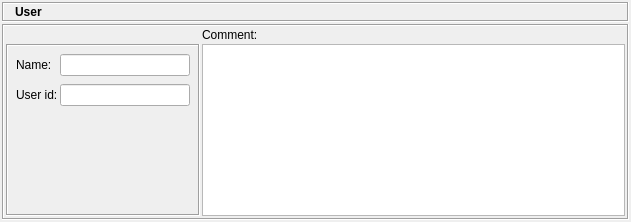
The window that src/gui/userdialog_q.ui (fwbuilder/fwbuilder) describes before a commit, drawn with Qt 5.
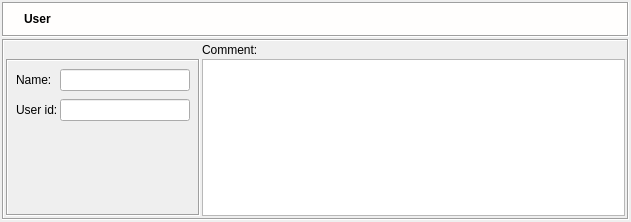
The same window after the commit. Icons and pictures are not drawn.

```diff
--- a/src/gui/userdialog_q.ui
+++ b/src/gui/userdialog_q.ui
@@ -68,9 +68,76 @@
        <property name="minimumSize" >
         <size>
          <width>16</width>
-         <height>20</height>
+         <height>35</height>
         </size>
        </property>
+       <property name="palette" >
+        <palette>
+         <active>
+          <colorrole role="Base" >
+           <brush brushstyle="SolidPattern" >
+            <color alpha="255" >
+             <red>255</red>
+             <green>255</green>
+             <blue>255</blue>
+            </color>
+           </brush>
+          </colorrole>
+          <colorrole role="Window" >
+           <brush brushstyle="SolidPattern" >
+            <color alpha="255" >
+             <red>255</red>
+             <green>254</green>
+             <blue>253</blue>
+            </color>
+           </brush>
+          </colorrole>
+         </active>
+         <inactive>
+          <colorrole role="Base" >
+           <brush brushstyle="SolidPattern" >
+            <color alpha="255" >
+             <red>255</red>
+             <green>255</green>
+             <blue>255</blue>
+            </color>
+           </brush>
+          </colorrole>
+          <colorrole role="Window" >
+           <brush brushstyle="SolidPattern" >
+            <color alpha="255" >
+             <red>255</red>
+             <green>254</green>
+             <blue>253</blue>
+            </color>
+           </brush>
+          </colorrole>
+         </inactive>
+         <disabled>
+          <colorrole role="Base" >
+           <brush brushstyle="SolidPattern" >
+            <color alpha="255" >
+             <red>255</red>
+             <green>254</green>
+             <blue>253</blue>
+            </color>
+           </brush>
+          </colorrole>
+          <colorrole role="Window" >
+           <brush brushstyle="SolidPattern" >
+            <color alpha="255" >
+             <red>255</red>
+             <green>254</green>
+             <blue>253</blue>
+            </color>
+           </brush>
+          </colorrole>
+         </disabled>
+        </palette>
+       </property>
+       <property name="autoFillBackground" >
+        <bool>true</bool>
+       </property>
        <property name="frameShape" >
         <enum>QFrame::Box</enum>
        </property>
@@ -96,7 +163,7 @@
         <property name="verticalSpacing" >
          <number>2</number>
         </property>
-        <item row="0" column="1" >
+        <item row="0" column="2" >
          <widget class="QLabel" name="editorTitle" >
           <property name="sizePolicy" >
            <sizepolicy vsizetype="Fixed" hsizetype="Preferred" >
@@ -143,6 +210,22 @@
           </property>
          </widget>
         </item>
+        <item row="0" column="1" >
+         <widget class="QLabel" name="label" >
+          <property name="sizePolicy" >
+           <sizepolicy vsizetype="Preferred" hsizetype="Maximum" >
+            <horstretch>0</horstretch>
+            <verstretch>0</verstretch>
+           </sizepolicy>
+          </property>
+          <property name="text" >
+           <string/>
+          </property>
+          <property name="pixmap" >
+           <pixmap resource="MainRes.qrc" >:/Icons/UserService/icon</pixmap>
+          </property>
+         </widget>
+        </item>
        </layout>
       </widget>
      </item>
```
Left out of the diff: 4 changed lines with no effect on the pictures.
